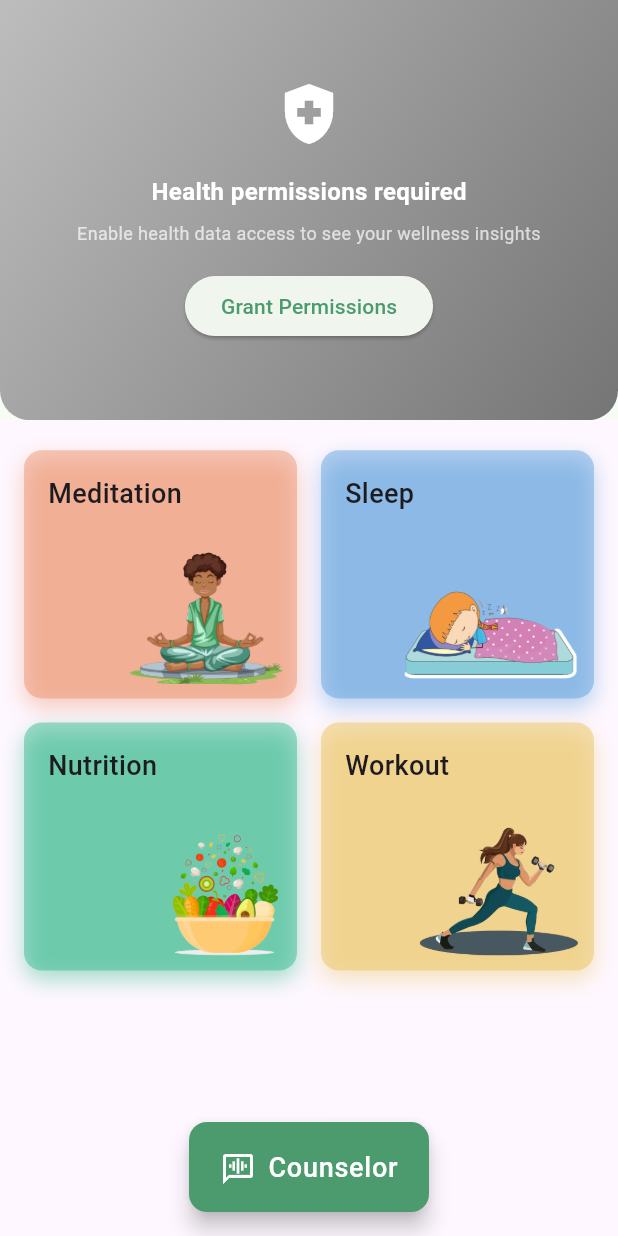
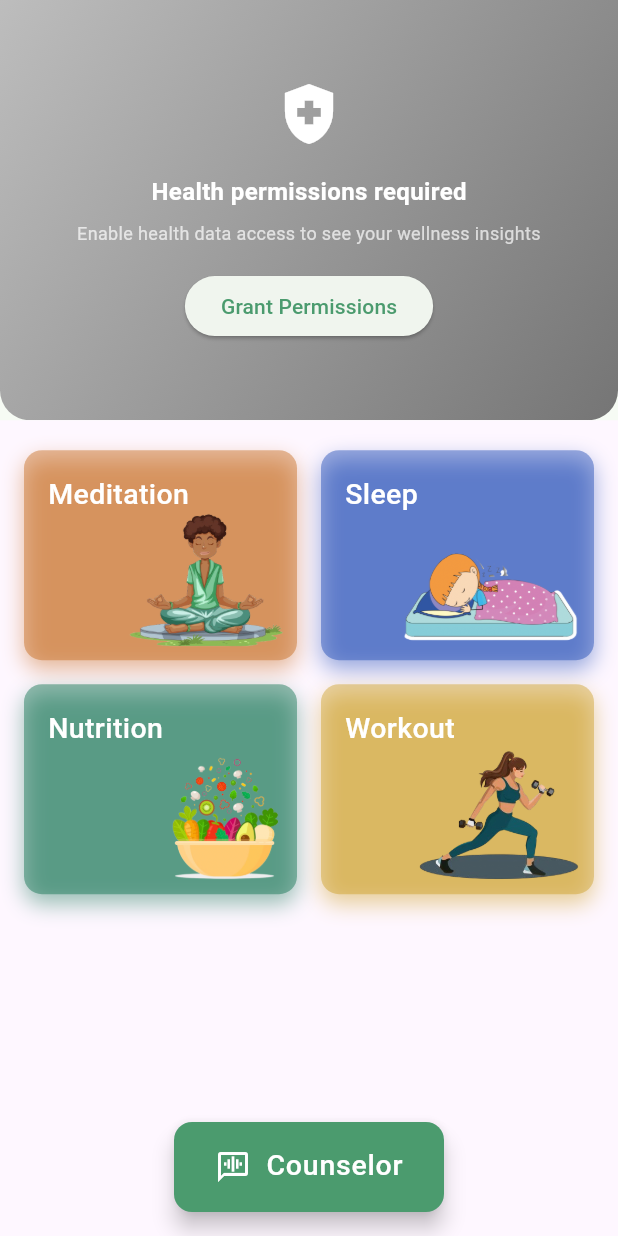
Before and after one commit to sitatec/Waico, a Flutter app: the screen it shows after launch, on a phone screen of 412 x 824 dp. Run offline on Flutter 3.47's test engine with Material 3 defaults, Android fonts, the phone set to English and light mode, and no system bars; our stand-ins replace permission_handler; missing offline and left inert: background_downloader, flutter_ai_toolkit, flutter_gemma, health.

Commit message:
Improve HomePage UI look

```diff
--- a/lib/pages/home_page.dart
+++ b/lib/pages/home_page.dart
@@ -9,22 +9,22 @@ class HomePage extends StatelessWidget {
     final features = <Map<String, dynamic>>[
       {
         'title': 'Meditation',
-        'color': const Color.fromARGB(108, 234, 136, 93),
+        'color': const Color.fromARGB(99, 191, 89, 1),
         'image': {'url': 'assets/images/meditation.png', 'size': 105.0},
       },
       {
         'title': 'Sleep',
-        'color': const Color.fromARGB(108, 79, 152, 216),
+        'color': const Color.fromARGB(98, 0, 51, 171),
         'image': {'url': 'assets/images/sleep.png', 'size': 120.0},
       },
       {
         'title': 'Nutrition',
-        'color': const Color.fromARGB(108, 32, 179, 128),
+        'color': const Color.fromARGB(106, 0, 105, 68),
         'image': {'url': 'assets/images/nutrition.png', 'size': 85.0},
       },
       {
         'title': 'Workout',
-        'color': const Color.fromARGB(118, 232, 194, 89),
+        'color': const Color.fromARGB(92, 196, 144, 0),
         'image': {'url': 'assets/images/workout.png', 'size': 110.0},
       },
     ];
@@ -52,7 +52,7 @@ class HomePage extends StatelessWidget {
                 crossAxisCount: 2,
                 mainAxisSpacing: 16,
                 crossAxisSpacing: 16,
-                childAspectRatio: 1.1,
+                childAspectRatio: 1.3,
               ),
               itemBuilder: (context, index) {
                 final feature = features[index];
@@ -73,7 +73,7 @@ class HomePage extends StatelessWidget {
         data: theme.copyWith(
           floatingActionButtonTheme: theme.floatingActionButtonTheme.copyWith(
             backgroundColor: theme.colorScheme.primary,
-            sizeConstraints: BoxConstraints(minWidth: 160, minHeight: 60),
+            sizeConstraints: BoxConstraints(minWidth: 180, minHeight: 60),
           ),
         ),
         child: FloatingActionButton(
@@ -81,17 +81,18 @@ class HomePage extends StatelessWidget {
           onPressed: () {},
           child: Row(
             mainAxisSize: MainAxisSize.min,
-            crossAxisAlignment: CrossAxisAlignment.end,
+            // crossAxisAlignment: CrossAxisAlignment.end,
             children: [
               Icon(Icons.voice_chat, color: theme.colorScheme.onPrimary),
-              const SizedBox(width: 8),
+              const SizedBox(width: 10),
               Text(
                 "Counselor",
                 style: theme.textTheme.bodyLarge?.copyWith(
-                  fontSize: 18,
+                  fontSize: 19,
                   fontWeight: FontWeight.w500,
                   color: theme.colorScheme.onPrimary,
                 ),
+                textHeightBehavior: TextHeightBehavior(applyHeightToFirstAscent: false),
               ),
             ],
           ),
@@ -122,7 +123,10 @@ class FeatureCard extends StatelessWidget {
           Positioned(
             top: 16,
             left: 16,
-            child: Text(title, style: const TextStyle(fontSize: 18, fontWeight: FontWeight.w500)),
+            child: Text(
+              title,
+              style: const TextStyle(fontSize: 19, fontWeight: FontWeight.w500, color: Colors.white),
+            ),
           ),
           Positioned(
             bottom: 8,
```
